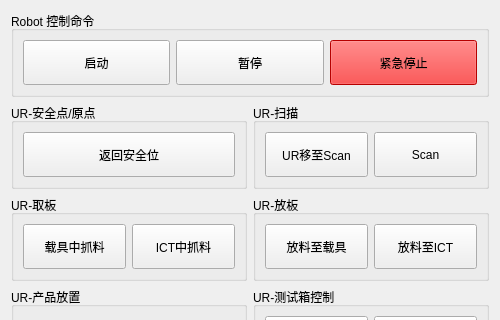
This is debugdialog.ui in eveningwyn/ICT_UR10 as Qt 5 draws it before an edit; both pictures show x 0 to 500 and y 0 to 320 of the 500 by 527 pixel window. The edited form follows.
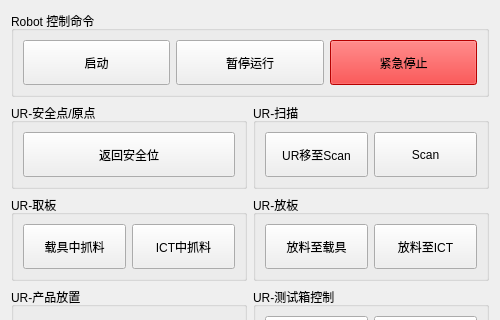
This is the edited form. Icons and pictures are not drawn.

Diff of the .ui file:
```diff
--- a/debugdialog.ui
+++ b/debugdialog.ui
@@ -313,7 +313,7 @@
          </size>
         </property>
         <property name="text">
-         <string>暂停</string>
+         <string>暂停运行</string>
         </property>
        </widget>
       </item>
```
